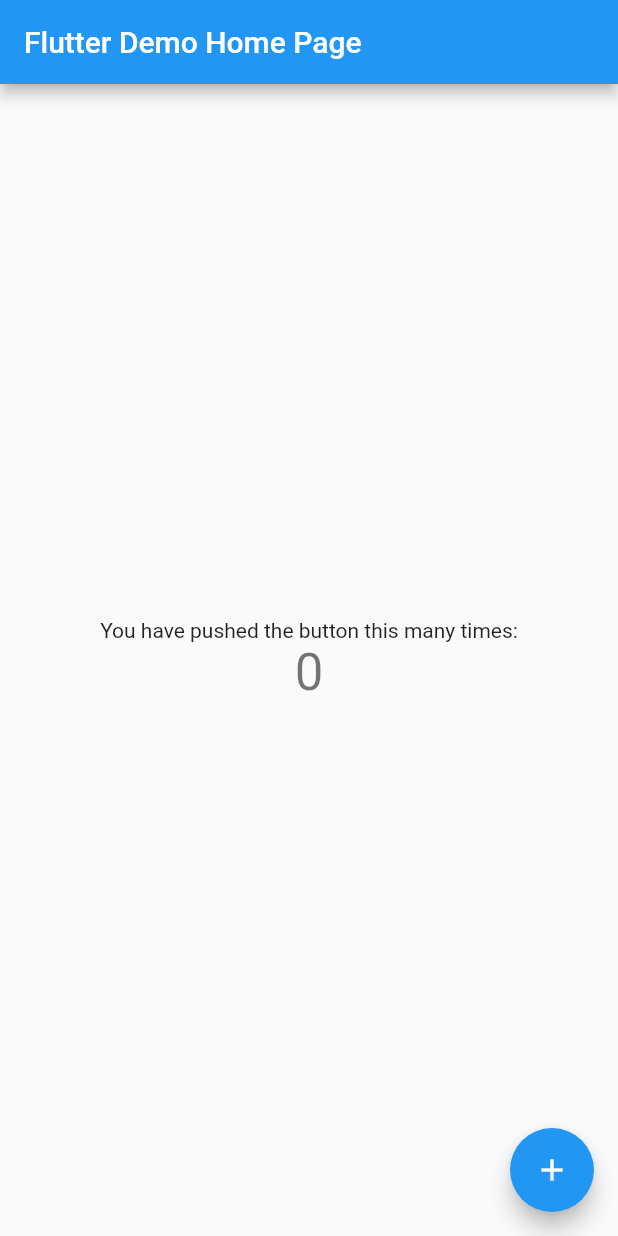
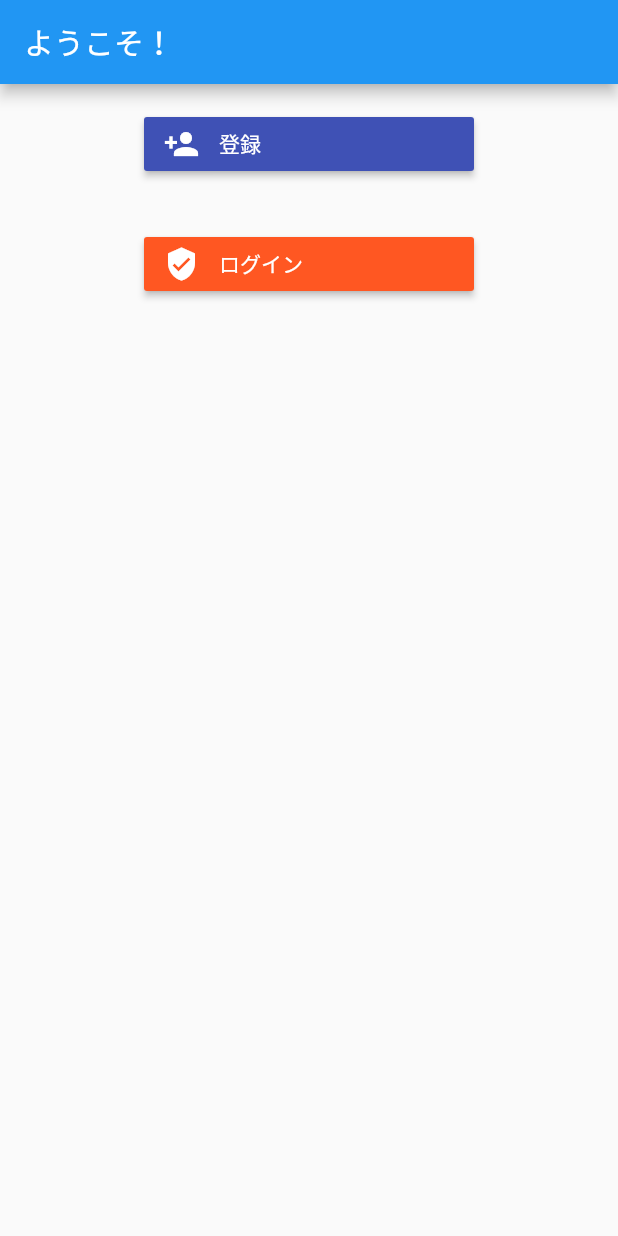
Before and after one commit to DaichiNiwa/simple_chat_app, a Flutter app: the screen it shows after launch, on a phone screen of 412 x 824 dp. Run offline on Flutter 3.47's test engine with Material 2 defaults, Android fonts, the phone set to English and light mode, and no system bars; our stand-ins replace cloud_firestore, firebase_auth, firebase_core, flutter_signin_button; accounts and stored records are empty.

Commit message:
third commint

```diff
--- a/lib/main.dart
+++ b/lib/main.dart
@@ -1,6 +1,10 @@
 import 'package:flutter/material.dart';
 import 'package:firebase_core/firebase_core.dart';
 import 'package:cloud_firestore/cloud_firestore.dart';
+
+import './screen/register_page.dart';
+import './screen/signin_page.dart';
+import './screen/welcome.dart';
 
 void main() async {
   WidgetsFlutterBinding.ensureInitialized();
@@ -9,117 +13,108 @@ void main() async {
 }
 
 class MyApp extends StatelessWidget {
-  // This widget is the root of your application.
   @override
   Widget build(BuildContext context) {
     return MaterialApp(
-      title: 'Flutter Demo',
-      theme: ThemeData(
-        // This is the theme of your application.
-        //
-        // Try running your application with "flutter run". You'll see the
-        // application has a blue toolbar. Then, without quitting the app, try
-        // changing the primarySwatch below to Colors.green and then invoke
-        // "hot reload" (press "r" in the console where you ran "flutter run",
-        // or simply save your changes to "hot reload" in a Flutter IDE).
-        // Notice that the counter didn't reset back to zero; the application
-        // is not restarted.
-        primarySwatch: Colors.blue,
-      ),
-      home: MyHomePage(title: 'Flutter Demo Home Page'),
-    );
+        title: 'Flutter ChatApp',
+        initialRoute: WelcomePage.id,
+        routes: {
+          RegisterPage.id: (context) => RegisterPage(),
+          SignInPage.id: (context) => SignInPage(),
+          WelcomePage.id: (context) => WelcomePage(),
+        });
   }
 }
-
-class MyHomePage extends StatefulWidget {
-  MyHomePage({Key key, this.title}) : super(key: key);
-
-  // This widget is the home page of your application. It is stateful, meaning
-  // that it has a State object (defined below) that contains fields that affect
-  // how it looks.
-
-  // This class is the configuration for the state. It holds the values (in this
-  // case the title) provided by the parent (in this case the App widget) and
-  // used by the build method of the State. Fields in a Widget subclass are
-  // always marked "final".
-
-  final String title;
-
-  @override
-  _MyHomePageState createState() => _MyHomePageState();
-}
-
-class _MyHomePageState extends State<MyHomePage> {
-  FirebaseFirestore _db = FirebaseFirestore.instance;
-  int _counter = 0;
-
-  void _incrementCounter() async {
-    DocumentSnapshot doc = await _db.collection('counter').doc('test').get();
-    Map<String, dynamic> fields = doc.data() ?? {'count': 0};
-
-    setState(() {
-      // This call to setState tells the Flutter framework that something has
-      // changed in this State, which causes it to rerun the build method below
-      // so that the display can reflect the updated values. If we changed
-      // _counter without calling setState(), then the build method would not be
-      // called again, and so nothing would appear to happen.
-      _counter = fields['count'] + 1;
-    });
-
-    await _db.collection('counter').doc('test').set({
-      'count': _counter,
-    });
-  }
-
-  @override
-  Widget build(BuildContext context) {
-    // This method is rerun every time setState is called, for instance as done
-    // by the _incrementCounter method above.
-    //
-    // The Flutter framework has been optimized to make rerunning build methods
-    // fast, so that you can just rebuild anything that needs updating rather
-    // than having to individually change instances of widgets.
-    return Scaffold(
-      appBar: AppBar(
-        // Here we take the value from the MyHomePage object that was created by
-        // the App.build method, and use it to set our appbar title.
-        title: Text(widget.title),
-      ),
-      body: Center(
-        // Center is a layout widget. It takes a single child and positions it
-        // in the middle of the parent.
-        child: Column(
-          // Column is also a layout widget. It takes a list of children and
-          // arranges them vertically. By default, it sizes itself to fit its
-          // children horizontally, and tries to be as tall as its parent.
-          //
-          // Invoke "debug painting" (press "p" in the console, choose the
-          // "Toggle Debug Paint" action from the Flutter Inspector in Android
-          // Studio, or the "Toggle Debug Paint" command in Visual Studio Code)
-          // to see the wireframe for each widget.
-          //
-          // Column has various properties to control how it sizes itself and
-          // how it positions its children. Here we use mainAxisAlignment to
-          // center the children vertically; the main axis here is the vertical
-          // axis because Columns are vertical (the cross axis would be
-          // horizontal).
-          mainAxisAlignment: MainAxisAlignment.center,
-          children: <Widget>[
-            Text(
-              'You have pushed the button this many times:',
-            ),
-            Text(
-              '$_counter',
-              style: Theme.of(context).textTheme.headline4,
-            ),
-          ],
-        ),
-      ),
-      floatingActionButton: FloatingActionButton(
-        onPressed: _incrementCounter,
-        tooltip: 'Increment',
-        child: Icon(Icons.add),
-      ), // This trailing comma makes auto-formatting nicer for build methods.
-    );
-  }
-}
+//
+// class MyHomePage extends StatefulWidget {
+//   MyHomePage({Key key, this.title}) : super(key: key);
+//
+//   // This widget is the home page of your application. It is stateful, meaning
+//   // that it has a State object (defined below) that contains fields that affect
+//   // how it looks.
+//
+//   // This class is the configuration for the state. It holds the values (in this
+//   // case the title) provided by the parent (in this case the App widget) and
+//   // used by the build method of the State. Fields in a Widget subclass are
+//   // always marked "final".
+//
+//   final String title;
+//
+//   @override
+//   _MyHomePageState createState() => _MyHomePageState();
+// }
+//
+// class _MyHomePageState extends State<MyHomePage> {
+//   FirebaseFirestore _db = FirebaseFirestore.instance;
+//   int _counter = 0;
+//
+//   void _incrementCounter() async {
+//     DocumentSnapshot doc = await _db.collection('counter').doc('test').get();
+//     Map<String, dynamic> fields = doc.data() ?? {'count': 0};
+//
+//     setState(() {
+//       // This call to setState tells the Flutter framework that something has
+//       // changed in this State, which causes it to rerun the build method below
+//       // so that the display can reflect the updated values. If we changed
+//       // _counter without calling setState(), then the build method would not be
+//       // called again, and so nothing would appear to happen.
+//       _counter = fields['count'] + 1;
+//     });
+//
+//     await _db.collection('counter').doc('test').set({
+//       'count': _counter,
+//     });
+//   }
+//
+//   @override
+//   Widget build(BuildContext context) {
+//     // This method is rerun every time setState is called, for instance as done
+//     // by the _incrementCounter method above.
+//     //
+//     // The Flutter framework has been optimized to make rerunning build methods
+//     // fast, so that you can just rebuild anything that needs updating rather
+//     // than having to individually change instances of widgets.
+//     return Scaffold(
+//       appBar: AppBar(
+//         // Here we take the value from the MyHomePage object that was created by
+//         // the App.build method, and use it to set our appbar title.
+//         title: Text(widget.title),
+//       ),
+//       body: Center(
+//         // Center is a layout widget. It takes a single child and positions it
+//         // in the middle of the parent.
+//         child: Column(
+//           // Column is also a layout widget. It takes a list of children and
+//           // arranges them vertically. By default, it sizes itself to fit its
+//           // children horizontally, and tries to be as tall as its parent.
+//           //
+//           // Invoke "debug painting" (press "p" in the console, choose the
+//           // "Toggle Debug Paint" action from the Flutter Inspector in Android
+//           // Studio, or the "Toggle Debug Paint" command in Visual Studio Code)
+//           // to see the wireframe for each widget.
+//           //
+//           // Column has various properties to control how it sizes itself and
+//           // how it positions its children. Here we use mainAxisAlignment to
+//           // center the children vertically; the main axis here is the vertical
+//           // axis because Columns are vertical (the cross axis would be
+//           // horizontal).
+//           mainAxisAlignment: MainAxisAlignment.center,
+//           children: <Widget>[
+//             Text(
+//               'You have pushed the button this many times:',
+//             ),
+//             Text(
+//               '$_counter',
+//               style: Theme.of(context).textTheme.headline4,
+//             ),
+//           ],
+//         ),
+//       ),
+//       floatingActionButton: FloatingActionButton(
+//         onPressed: _incrementCounter,
+//         tooltip: 'Increment',
+//         child: Icon(Icons.add),
+//       ), // This trailing comma makes auto-formatting nicer for build methods.
+//     );
+//   }
+// }
--- /dev/null
+++ b/lib/screen/welcome.dart
@@ -0,0 +1,46 @@
+import 'package:flutter/material.dart';
+import 'package:flutter_signin_button/button_builder.dart';
+
+import './register_page.dart';
+import './signin_page.dart';
+
+class WelcomePage extends StatelessWidget {
+  static const String id = 'welcome_screen';
+  final String title = 'ようこそ！';
+
+  @override
+  Widget build(BuildContext context) {
+    return Scaffold(
+      appBar: AppBar(
+        title: Text(title),
+      ),
+      body: Column(
+        crossAxisAlignment: CrossAxisAlignment.start,
+        children: <Widget>[
+          Container(
+            child: SignInButtonBuilder(
+              icon: Icons.person_add,
+              backgroundColor: Colors.indigo,
+              text: '登録',
+              onPressed: () =>
+                Navigator.pushNamed(context, RegisterPage.id),
+            ),
+            padding: const EdgeInsets.all(16),
+            alignment: Alignment.center,
+          ),
+          Container(
+            child: SignInButtonBuilder(
+              icon: Icons.verified_user,
+              backgroundColor: Colors.deepOrange,
+              text: 'ログイン',
+              onPressed: () =>
+                  Navigator.pushNamed(context, SignInPage.id),
+            ),
+            padding: const EdgeInsets.all(16),
+            alignment: Alignment.center,
+          )
+        ],
+      ),
+    );
+  }
+}
```
Also changed, not shown: lib/screen/register_page.dart (+119 -0 lines), lib/screen/signin_page.dart (added, +164 -0 lines).
